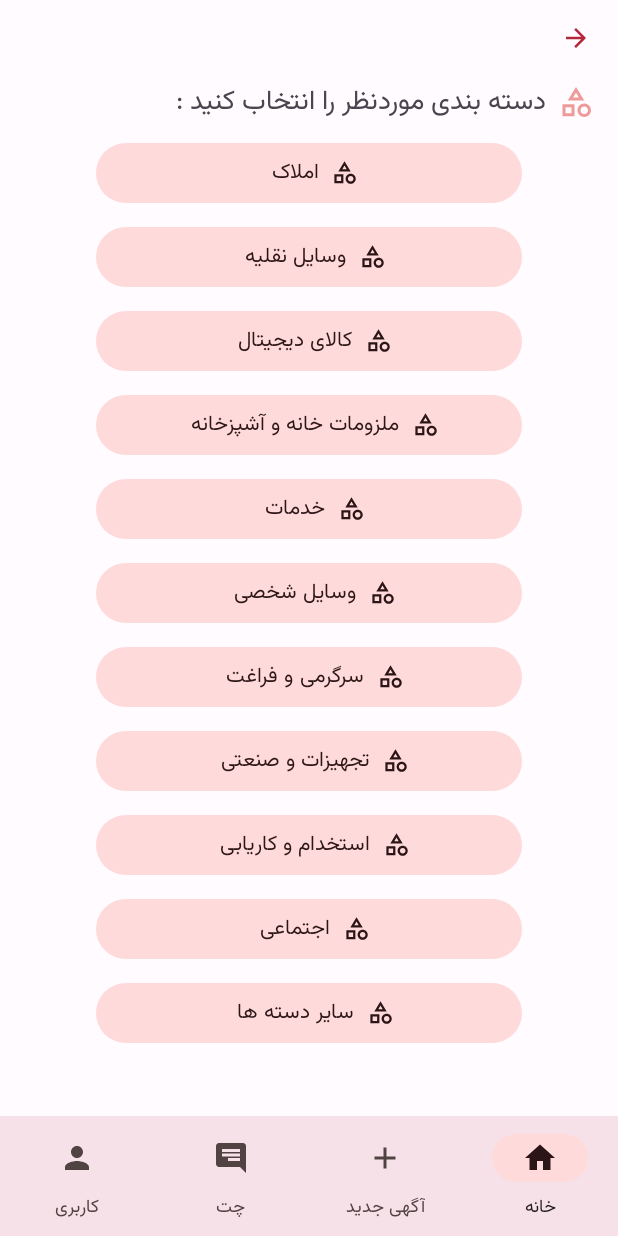
After one commit to m3hdi-i/AgahiNet-android, an Android app: the CategoriesFragment screen opened through its navigation route, on a phone screen of 412 x 824 dp. The commit adds this screen. Run offline under Robolectric (Android 15) with nearby library versions, the phone set to English and light mode, and no system bars; our stand-ins replace Dagger/Hilt's generated code, RxJava, navigation-ui; libraries missing offline, so code that uses them is left out: es.dmoral.toasty; 3 statements that could not run were skipped.

Commit message:
Create CategoriesFragment

```diff
--- a/app/src/main/java/ir/m3hdi/agahinet/data/model/AdFilters.kt
+++ b/app/src/main/java/ir/m3hdi/agahinet/data/model/AdFilters.kt
@@ -2,7 +2,7 @@ package ir.m3hdi.agahinet.data.model
 
 import com.squareup.moshi.Json
 import com.squareup.moshi.JsonClass
-import ir.m3hdi.agahinet.util.AppUtils.Companion.PAGE_SIZE
+import ir.m3hdi.agahinet.util.Constants.Companion.PAGE_SIZE
 
 data class AdFilters(
     @Json(name = "keyword") val keyword: String?=null,
--- /dev/null
+++ b/app/src/main/java/ir/m3hdi/agahinet/data/model/Category.kt
@@ -0,0 +1,3 @@
+package ir.m3hdi.agahinet.data.model
+
+data class Category(val id:Int,val title:String,val drawableId:Int)
--- a/app/src/main/java/ir/m3hdi/agahinet/ui/adapter/AdAdapter.kt
+++ b/app/src/main/java/ir/m3hdi/agahinet/ui/adapter/AdAdapter.kt
@@ -29,11 +29,11 @@ class AdAdapter : RecyclerView.Adapter<AdAdapter.ViewHolder>() {
 
             items[position].let { ad->
 
-                this.textViewAdTitle.text=ad.title
-                this.container.setOnClickListener { onItemClickFunction?.invoke(ad) }
+                textViewAdTitle.text=ad.title
+                container.setOnClickListener { onItemClickFunction?.invoke(ad) }
             }
 
-            this.bottomDivider.isVisible = position != itemCount-1
+            bottomDivider.isVisible = position != itemCount-1
         }
     }
 
--- /dev/null
+++ b/app/src/main/java/ir/m3hdi/agahinet/ui/adapter/CategoryAdapter.kt
@@ -0,0 +1,39 @@
+package ir.m3hdi.agahinet.ui.adapter
+
+import android.view.LayoutInflater
+import android.view.ViewGroup
+import androidx.core.content.ContextCompat
+import androidx.recyclerview.widget.RecyclerView
+import ir.m3hdi.agahinet.R
+import ir.m3hdi.agahinet.data.model.Category
+import ir.m3hdi.agahinet.databinding.RvCategoryBinding
+
+class CategoryAdapter(private val items:List<Category>) : RecyclerView.Adapter<CategoryAdapter.ViewHolder>() {
+
+    var onItemClickFunction:((category: Category)->Unit)? = null
+
+    inner class ViewHolder(val binding: RvCategoryBinding) : RecyclerView.ViewHolder(binding.root)
+
+    override fun onCreateViewHolder(parent: ViewGroup, viewType: Int): ViewHolder {
+        return ViewHolder(RvCategoryBinding.inflate(LayoutInflater.from(parent.context), parent, false))
+    }
+
+    override fun getItemCount() = items.size
+
+    override fun onBindViewHolder(holder: ViewHolder, position: Int) {
+
+        with(holder.binding){
+
+            items[position].let { cat->
+
+                buttonCategory.text=cat.title
+                buttonCategory.icon= ContextCompat.getDrawable(buttonCategory.context, R.drawable.ic_category)
+                buttonCategory.setOnClickListener { onItemClickFunction?.invoke(cat) }
+            }
+
+
+
+        }
+    }
+
+}
--- a/app/src/main/java/ir/m3hdi/agahinet/ui/adapter/FilterAdapter.kt
+++ b/app/src/main/java/ir/m3hdi/agahinet/ui/adapter/FilterAdapter.kt
@@ -11,7 +11,7 @@ class FilterAdapter : RecyclerView.Adapter<FilterAdapter.ViewHolder>() {
 
     val items= mutableListOf<String>()
 
-    var onItemCloseFunction:((ad: String)->Unit)? = null
+    var onItemCloseFunction:((filter: String)->Unit)? = null
 
     inner class ViewHolder(val binding: RvFilterBinding) : RecyclerView.ViewHolder(binding.root)
 
--- /dev/null
+++ b/app/src/main/java/ir/m3hdi/agahinet/ui/fragment/CategoriesFragment.kt
@@ -0,0 +1,53 @@
+package ir.m3hdi.agahinet.ui.fragment
+
+import android.os.Bundle
+import androidx.fragment.app.Fragment
+import android.view.LayoutInflater
+import android.view.View
+import android.view.ViewGroup
+import android.widget.Toast
+import androidx.core.os.bundleOf
+import androidx.core.view.ViewCompat
+import androidx.lifecycle.Lifecycle
+import androidx.lifecycle.lifecycleScope
+import androidx.lifecycle.repeatOnLifecycle
+import androidx.navigation.fragment.findNavController
+import es.dmoral.toasty.Toasty
+import ir.m3hdi.agahinet.R
+import ir.m3hdi.agahinet.databinding.FragmentCategoriesBinding
+import ir.m3hdi.agahinet.databinding.FragmentHomeBinding
+import ir.m3hdi.agahinet.ui.adapter.CategoryAdapter
+import ir.m3hdi.agahinet.ui.adapter.FilterAdapter
+import ir.m3hdi.agahinet.util.Constants.Companion.CATEGORIES
+import kotlinx.coroutines.launch
+
+class CategoriesFragment : Fragment() {
+
+    private var _binding: FragmentCategoriesBinding? = null
+    private val binding get() = _binding!!
+
+    override fun onCreateView(inflater: LayoutInflater, container: ViewGroup?, savedInstanceState: Bundle?): View {
+        _binding = FragmentCategoriesBinding.inflate(inflater, container, false)
+        return binding.root
+    }
+
+    override fun onViewCreated(view: View, savedInstanceState: Bundle?) {
+        super.onViewCreated(view, savedInstanceState)
+
+        binding.buttonCancel.setOnClickListener {
+            findNavController().navigate(R.id.action_category_to_home)
+        }
+
+        val catsAdapter=CategoryAdapter(CATEGORIES)
+        binding.recyclerViewCategories.adapter=catsAdapter
+        catsAdapter.onItemClickFunction={
+            val bundle = bundleOf("category_id" to it.id)
+            findNavController().navigate(R.id.action_category_to_home,bundle)
+        }
+    }
+
+    override fun onDestroyView() {
+        super.onDestroyView()
+        _binding = null
+    }
+}
--- a/app/src/main/java/ir/m3hdi/agahinet/ui/fragment/HomeFragment.kt
+++ b/app/src/main/java/ir/m3hdi/agahinet/ui/fragment/HomeFragment.kt
@@ -6,12 +6,14 @@ import android.view.LayoutInflater
 import android.view.View
 import android.view.ViewGroup
 import android.widget.Toast
+import androidx.core.os.bundleOf
 import androidx.core.view.ViewCompat
 import androidx.fragment.app.Fragment
 import androidx.fragment.app.viewModels
 import androidx.lifecycle.Lifecycle
 import androidx.lifecycle.lifecycleScope
 import androidx.lifecycle.repeatOnLifecycle
+import androidx.navigation.fragment.findNavController
 import androidx.recyclerview.widget.ConcatAdapter
 import androidx.recyclerview.widget.LinearLayoutManager
 import androidx.recyclerview.widget.RecyclerView
@@ -56,6 +58,10 @@ class HomeFragment : Fragment() {
     override fun onViewCreated(view: View, savedInstanceState: Bundle?) {
         super.onViewCreated(view, savedInstanceState)
         setupUI()
+
+        arguments?.getInt("category_id")?.let {
+            Toasty.info(requireContext(),"cat $it",Toast.LENGTH_SHORT,false).show()
+        }
     }
 
 
@@ -79,6 +85,14 @@ class HomeFragment : Fragment() {
 
         setupAdsRv()
         setupFiltersRv()
+
+        binding.buttonSetCategories.setOnClickListener {
+            val bundle = bundleOf("origin" to "home")
+
+            findNavController().navigate(
+                R.id.action_home_to_category,
+                bundle)
+        }
 
         binding.buttonSetFilters.setOnClickListener {
             binding.appBarLayout.isLifted = false
--- a/app/src/main/java/ir/m3hdi/agahinet/ui/viewmodel/HomeViewModel.kt
+++ b/app/src/main/java/ir/m3hdi/agahinet/ui/viewmodel/HomeViewModel.kt
@@ -9,7 +9,7 @@ import ir.m3hdi.agahinet.data.model.Ad
 import ir.m3hdi.agahinet.data.model.AdFilters
 import ir.m3hdi.agahinet.data.repository.AdRepository
 import ir.m3hdi.agahinet.util.AppUtils
-import ir.m3hdi.agahinet.util.AppUtils.Companion.PAGE_SIZE
+import ir.m3hdi.agahinet.util.Constants.Companion.PAGE_SIZE
 import ir.m3hdi.agahinet.util.Resultx
 import ir.m3hdi.agahinet.util.onFailure
 import ir.m3hdi.agahinet.util.onSuccess
--- a/app/src/main/java/ir/m3hdi/agahinet/util/AppUtils.kt
+++ b/app/src/main/java/ir/m3hdi/agahinet/util/AppUtils.kt
@@ -26,7 +26,6 @@ class AppUtils {
 
     companion object {
 
-        const val PAGE_SIZE=10
         var isAuthed=false
         var uid:String?=null
         var fullname:String?=null
--- /dev/null
+++ b/app/src/main/java/ir/m3hdi/agahinet/util/Constants.kt
@@ -0,0 +1,26 @@
+package ir.m3hdi.agahinet.util
+
+import ir.m3hdi.agahinet.R
+import ir.m3hdi.agahinet.data.model.Category
+
+class Constants {
+    companion object{
+
+        const val PAGE_SIZE=10
+
+        val CATEGORIES = listOf(
+            Category(1,"املاک", R.drawable.ic_category),
+            Category(2,"وسایل نقلیه", R.drawable.ic_category),
+            Category(3,"کالای دیجیتال", R.drawable.ic_category),
+            Category(4,"ملزومات خانه و آشپزخانه", R.drawable.ic_category),
+            Category(5,"خدمات", R.drawable.ic_category),
+            Category(6,"وسایل شخصی", R.drawable.ic_category),
+            Category(7,"سرگرمی و فراغت", R.drawable.ic_category),
+            Category(8,"تجهیزات و صنعتی", R.drawable.ic_category),
+            Category(9, "استخدام و کاریابی", R.drawable.ic_category),
+            Category(10,"اجتماعی", R.drawable.ic_category),
+            Category(11,"سایر دسته ها", R.drawable.ic_category),
+        )
+    }
+
+}
--- /dev/null
+++ b/app/src/main/res/layout/fragment_categories.xml
@@ -0,0 +1,47 @@
+<?xml version="1.0" encoding="utf-8"?>
+
+
+<LinearLayout
+    xmlns:android="http://schemas.android.com/apk/res/android"
+    xmlns:tools="http://schemas.android.com/tools"
+    android:layoutDirection="rtl"
+    xmlns:app="http://schemas.android.com/apk/res-auto"
+    tools:context=".ui.fragment.CategoriesFragment"
+    android:layout_width="match_parent"
+    android:layout_height="match_parent"
+    android:orientation="vertical">
+
+    <Button
+        android:id="@+id/button_cancel"
+        style="?attr/materialIconButtonStyle"
+        android:layout_width="wrap_content"
+        android:layout_height="wrap_content"
+        android:layout_marginEnd="4dp"
+        app:icon="@drawable/ic_back"
+        android:layoutDirection="ltr"
+        app:layout_constraintEnd_toEndOf="parent"
+        app:layout_constraintTop_toTopOf="parent" />
+
+
+    <TextView
+        android:layout_width="wrap_content"
+        android:layout_height="wrap_content"
+        android:textAppearance="@style/TextAppearance.AppCompat.Medium"
+        android:layout_marginStart="16dp"
+        android:layout_marginTop="2dp"
+        android:text="@string/choose_category"
+        app:drawableStartCompat="@drawable/ic_category"
+        android:drawablePadding="8dp"
+        app:drawableTint="#EF9A9A" />
+
+    <androidx.recyclerview.widget.RecyclerView
+        android:id="@+id/recyclerView_categories"
+        android:layout_width="match_parent"
+        android:layout_height="wrap_content"
+        android:overScrollMode="never"
+        app:layoutManager="androidx.recyclerview.widget.LinearLayoutManager"
+        android:layout_marginTop="4dp">
+
+    </androidx.recyclerview.widget.RecyclerView>
+
+</LinearLayout>
--- /dev/null
+++ b/app/src/main/res/layout/rv_category.xml
@@ -0,0 +1,22 @@
+<?xml version="1.0" encoding="utf-8"?>
+<androidx.constraintlayout.widget.ConstraintLayout xmlns:android="http://schemas.android.com/apk/res/android"
+    android:layout_width="match_parent"
+    android:layout_height="wrap_content"
+    android:layoutDirection="rtl"
+    xmlns:app="http://schemas.android.com/apk/res-auto">
+
+    <com.google.android.material.button.MaterialButton
+        android:id="@+id/button_category"
+        style="@style/Widget.Material3.Button.TonalButton.Icon"
+        android:layout_width="0dp"
+        android:layout_marginHorizontal="64dp"
+        android:layout_height="wrap_content"
+        android:layout_marginVertical="4dp"
+        android:text="@string/categories"
+        app:icon="@drawable/ic_category"
+        app:iconGravity="textStart"
+        app:layout_constraintBottom_toBottomOf="parent"
+        app:layout_constraintEnd_toEndOf="parent"
+        app:layout_constraintStart_toStartOf="parent"
+        app:layout_constraintTop_toTopOf="parent" />
+</androidx.constraintlayout.widget.ConstraintLayout>
--- a/app/src/main/res/layout/rv_filter.xml
+++ b/app/src/main/res/layout/rv_filter.xml
@@ -9,6 +9,7 @@
         android:id="@+id/chip"
         android:layout_width="wrap_content"
         android:layout_height="wrap_content"
+        app:singleLine="true"
         style="@style/Widget.Material3.Chip.Input.Icon"
         app:chipStrokeColor="#EEEEEE"
         app:closeIconTint="#C62828"
--- a/app/src/main/res/navigation/home.xml
+++ b/app/src/main/res/navigation/home.xml
@@ -10,7 +10,21 @@
         android:id="@+id/home_screen"
         android:name="ir.m3hdi.agahinet.ui.fragment.HomeFragment"
         android:label="@string/title_home"
-        tools:layout="@layout/fragment_home" />
+        tools:layout="@layout/fragment_home" >
+        <action
+            android:id="@+id/action_home_to_category"
+            app:destination="@id/choose_category_screen"/>
+    </fragment>
 
+    <fragment
+        android:id="@+id/choose_category_screen"
+        android:name="ir.m3hdi.agahinet.ui.fragment.CategoriesFragment"
+        android:label="انتخاب دسته بندی"
+        tools:layout="@layout/fragment_categories" >
+        <action
+            android:id="@+id/action_category_to_home"
+            app:destination="@id/home_screen"/>
+
+    </fragment>
 
 </navigation>
--- a/app/src/main/res/values/strings.xml
+++ b/app/src/main/res/values/strings.xml
@@ -31,4 +31,6 @@
     <string name="search_hint">جستجو...</string>
 
     <string name="no_result_for_this_search">متاسفانه برای جستجوی شما هیچ نتیجه ای وجود نداشت</string>
+
+    <string name="choose_category">دسته بندی موردنظر را انتخاب کنید :</string>
 </resources>
```
